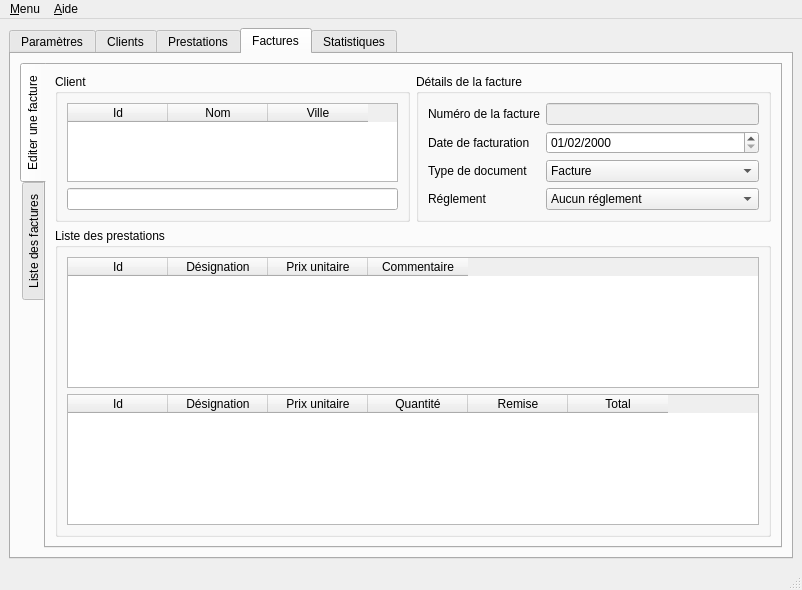
jpec/Qfacture, file ui/Qfacture.ui: the form before one commit.
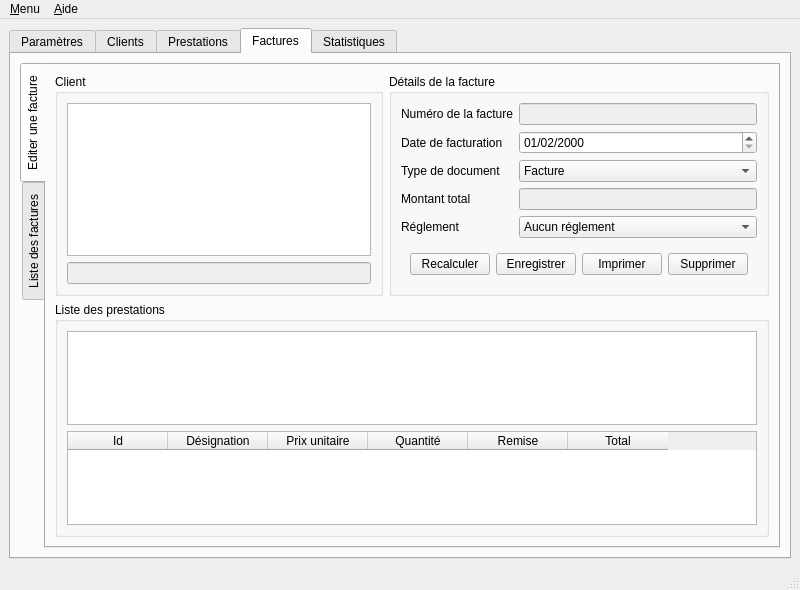
The form after the commit. The open tabs and pages were chosen to show the change.

Commit message: Implementing tab facture... IN PROGESS.

```diff
--- a/ui/Qfacture.ui
+++ b/ui/Qfacture.ui
@@ -9,7 +9,7 @@
    <rect>
     <x>0</x>
     <y>0</y>
-    <width>802</width>
+    <width>800</width>
     <height>590</height>
    </rect>
   </property>
@@ -358,20 +358,23 @@
           </layout>
          </widget>
         </item>
-        <item row="0" column="3">
+        <item row="0" column="3" rowspan="2">
          <spacer name="horizontalSpacer">
           <property name="orientation">
            <enum>Qt::Horizontal</enum>
           </property>
+          <property name="sizeType">
+           <enum>QSizePolicy::Expanding</enum>
+          </property>
           <property name="sizeHint" stdset="0">
            <size>
-            <width>40</width>
+            <width>80</width>
             <height>20</height>
            </size>
           </property>
          </spacer>
         </item>
-        <item row="1" column="0" colspan="2">
+        <item row="1" column="0">
          <spacer name="verticalSpacer">
           <property name="orientation">
            <enum>Qt::Vertical</enum>
@@ -386,6 +389,12 @@
         </item>
         <item row="0" column="2">
          <widget class="QGroupBox" name="aGroupBox">
+          <property name="sizePolicy">
+           <sizepolicy hsizetype="Maximum" vsizetype="Maximum">
+            <horstretch>0</horstretch>
+            <verstretch>0</verstretch>
+           </sizepolicy>
+          </property>
           <property name="minimumSize">
            <size>
             <width>0</width>
@@ -625,15 +634,14 @@
              </property>
             </widget>
            </item>
-           <item row="5" column="0" colspan="2">
-            <widget class="QPushButton" name="aConnect">
-             <property name="text">
-              <string>Connecter</string>
-             </property>
-            </widget>
-           </item>
            <item row="6" column="0" colspan="2">
             <widget class="QLabel" name="aFlag">
+             <property name="sizePolicy">
+              <sizepolicy hsizetype="Minimum" vsizetype="Preferred">
+               <horstretch>0</horstretch>
+               <verstretch>0</verstretch>
+              </sizepolicy>
+             </property>
              <property name="palette">
               <palette>
                <active>
@@ -710,9 +718,35 @@
              </property>
             </widget>
            </item>
+           <item row="5" column="0" colspan="2">
+            <widget class="QPushButton" name="aConnect">
+             <property name="maximumSize">
+              <size>
+               <width>16777214</width>
+               <height>16777215</height>
+              </size>
+             </property>
+             <property name="text">
+              <string>Connecter</string>
+             </property>
+            </widget>
+           </item>
           </layout>
          </widget>
         </item>
+        <item row="1" column="2">
+         <spacer name="verticalSpacer_2">
+          <property name="orientation">
+           <enum>Qt::Vertical</enum>
+          </property>
+          <property name="sizeHint" stdset="0">
+           <size>
+            <width>20</width>
+            <height>40</height>
+           </size>
+          </property>
+         </spacer>
+        </item>
        </layout>
       </widget>
       <widget class="QWidget" name="tClient">
@@ -1324,48 +1358,6 @@
                <string>Liste des prestations</string>
               </property>
               <layout class="QGridLayout" name="gridLayout_11">
-               <item row="0" column="0">
-                <widget class="QTableWidget" name="fArtList">
-                 <attribute name="horizontalHeaderCascadingSectionResizes">
-                  <bool>true</bool>
-                 </attribute>
-                 <attribute name="horizontalHeaderDefaultSectionSize">
-                  <number>100</number>
-                 </attribute>
-                 <attribute name="horizontalHeaderStretchLastSection">
-                  <bool>false</bool>
-                 </attribute>
-                 <attribute name="horizontalHeaderStretchLastSection">
-                  <bool>false</bool>
-                 </attribute>
-                 <attribute name="horizontalHeaderCascadingSectionResizes">
-                  <bool>true</bool>
-                 </attribute>
-                 <attribute name="horizontalHeaderDefaultSectionSize">
-                  <number>100</number>
-                 </attribute>
-                 <column>
-                  <property name="text">
-                   <string>Id</string>
-                  </property>
-                 </column>
-                 <column>
-                  <property name="text">
-                   <string>Désignation</string>
-                  </property>
-                 </column>
-                 <column>
-                  <property name="text">
-                   <string>Prix unitaire</string>
-                  </property>
-                 </column>
-                 <column>
-                  <property name="text">
-                   <string>Commentaire</string>
-                  </property>
-                 </column>
-                </widget>
-               </item>
                <item row="1" column="0">
                 <widget class="QTableWidget" name="fArtLink">
                  <column>
@@ -1400,6 +1392,9 @@
                  </column>
                 </widget>
                </item>
+               <item row="0" column="0">
+                <widget class="QListWidget" name="fArtList"/>
+               </item>
               </layout>
              </widget>
             </item>
@@ -1408,44 +1403,17 @@
               <property name="title">
                <string>Client</string>
               </property>
-              <layout class="QVBoxLayout" name="verticalLayout_2">
-               <item>
-                <widget class="QTableWidget" name="fClientList">
-                 <property name="columnCount">
-                  <number>3</number>
+              <layout class="QGridLayout" name="gridLayout_10">
+               <item row="0" column="0">
+                <widget class="QListWidget" name="fClientList"/>
+               </item>
+               <item row="1" column="0">
+                <widget class="QLineEdit" name="fClient">
+                 <property name="enabled">
+                  <bool>false</bool>
                  </property>
-                 <attribute name="horizontalHeaderCascadingSectionResizes">
-                  <bool>true</bool>
-                 </attribute>
-                 <attribute name="horizontalHeaderStretchLastSection">
-                  <bool>false</bool>
-                 </attribute>
-                 <attribute name="horizontalHeaderStretchLastSection">
-                  <bool>false</bool>
-                 </attribute>
-                 <attribute name="horizontalHeaderCascadingSectionResizes">
-                  <bool>true</bool>
-                 </attribute>
-                 <column>
-                  <property name="text">
-                   <string>Id</string>
-                  </property>
-                 </column>
-                 <column>
-                  <property name="text">
-                   <string>Nom</string>
-                  </property>
-                 </column>
-                 <column>
-                  <property name="text">
-                   <string>Ville</string>
-                  </property>
-                 </column>
                 </widget>
                </item>
-               <item>
-                <widget class="QLineEdit" name="fClient"/>
-               </item>
               </layout>
              </widget>
             </item>
@@ -1461,6 +1429,23 @@
                <string>Détails de la facture</string>
               </property>
               <layout class="QFormLayout" name="formLayout_7">
+               <property name="fieldGrowthPolicy">
+                <enum>QFormLayout::AllNonFixedFieldsGrow</enum>
+               </property>
+               <item row="0" column="0">
+                <widget class="QLabel" name="fNumLab">
+                 <property name="text">
+                  <string>Numéro de la facture</string>
+                 </property>
+                </widget>
+               </item>
+               <item row="0" column="1">
+                <widget class="QLineEdit" name="fNum">
+                 <property name="enabled">
+                  <bool>false</bool>
+                 </property>
+                </widget>
+               </item>
                <item row="1" column="0">
                 <widget class="QLabel" name="fDateLab">
                  <property name="text">
@@ -1482,17 +1467,10 @@
                  </property>
                 </widget>
                </item>
-               <item row="0" column="1">
-                <widget class="QLineEdit" name="fNum">
-                 <property name="enabled">
-                  <bool>false</bool>
-                 </property>
-                </widget>
-               </item>
-               <item row="0" column="0">
-                <widget class="QLabel" name="fNumLab">
+               <item row="2" column="0">
+                <widget class="QLabel" name="fTypeLab">
                  <property name="text">
-                  <string>Numéro de la facture</string>
+                  <string>Type de document</string>
                  </property>
                 </widget>
                </item>
@@ -1510,7 +1488,28 @@
                  </item>
                 </widget>
                </item>
+               <item row="3" column="0">
+                <widget class="QLabel" name="fMontantLab">
+                 <property name="text">
+                  <string>Montant total</string>
+                 </property>
+                </widget>
+               </item>
                <item row="3" column="1">
+                <widget class="QLineEdit" name="fMontant">
+                 <property name="enabled">
+                  <bool>false</bool>
+                 </property>
+                </widget>
+               </item>
+               <item row="4" column="0">
+                <widget class="QLabel" name="fReglLab">
+                 <property name="text">
+                  <string>Réglement</string>
+                 </property>
+                </widget>
+               </item>
+               <item row="4" column="1">
                 <widget class="QComboBox" name="fRegl">
                  <item>
                   <property name="text">
@@ -1534,18 +1533,38 @@
                  </item>
                 </widget>
                </item>
-               <item row="2" column="0">
-                <widget class="QLabel" name="fTypeLab">
-                 <property name="text">
-                  <string>Type de document</string>
-                 </property>
-                </widget>
-               </item>
-               <item row="3" column="0">
-                <widget class="QLabel" name="fReglLab">
-                 <property name="text">
-                  <string>Réglement</string>
-                 </property>
+               <item row="5" column="0" colspan="2">
+                <widget class="QFrame" name="frame">
+                 <layout class="QGridLayout" name="gridLayout_12">
+                  <item row="0" column="0">
+                   <widget class="QPushButton" name="fCalcTotal">
+                    <property name="text">
+                     <string>Recalculer</string>
+                    </property>
+                   </widget>
+                  </item>
+                  <item row="0" column="1">
+                   <widget class="QPushButton" name="pushButton">
+                    <property name="text">
+                     <string>Enregistrer</string>
+                    </property>
+                   </widget>
+                  </item>
+                  <item row="0" column="2">
+                   <widget class="QPushButton" name="pushButton_2">
+                    <property name="text">
+                     <string>Imprimer</string>
+                    </property>
+                   </widget>
+                  </item>
+                  <item row="0" column="3">
+                   <widget class="QPushButton" name="pushButton_3">
+                    <property name="text">
+                     <string>Supprimer</string>
+                    </property>
+                   </widget>
+                  </item>
+                 </layout>
                 </widget>
                </item>
               </layout>
@@ -1559,38 +1578,7 @@
            </attribute>
            <layout class="QGridLayout" name="gridLayout_8">
             <item row="0" column="0">
-             <widget class="QTableWidget" name="factList">
-              <column>
-               <property name="text">
-                <string>Numéro</string>
-               </property>
-              </column>
-              <column>
-               <property name="text">
-                <string>Type</string>
-               </property>
-              </column>
-              <column>
-               <property name="text">
-                <string>Date facture</string>
-               </property>
-              </column>
-              <column>
-               <property name="text">
-                <string>Client</string>
-               </property>
-              </column>
-              <column>
-               <property name="text">
-                <string>Total</string>
-               </property>
-              </column>
-              <column>
-               <property name="text">
-                <string>Réglement</string>
-               </property>
-              </column>
-             </widget>
+             <widget class="QListWidget" name="factList"/>
             </item>
            </layout>
           </widget>
@@ -1612,7 +1600,7 @@
     <rect>
      <x>0</x>
      <y>0</y>
-     <width>802</width>
+     <width>800</width>
      <height>21</height>
     </rect>
    </property>
```
The commit also changes 4 other files.
